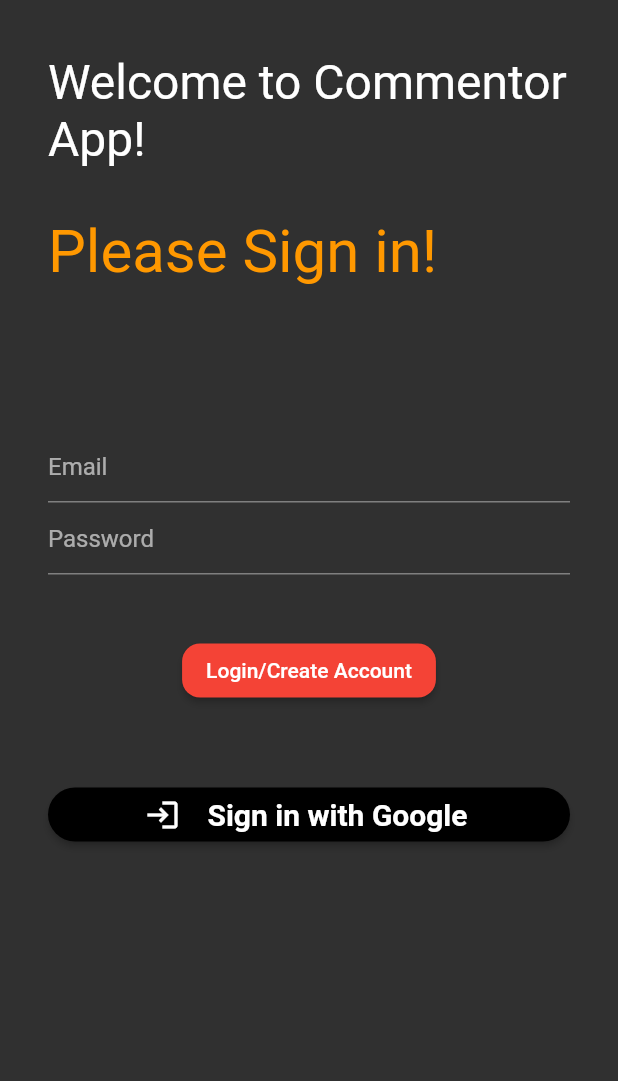
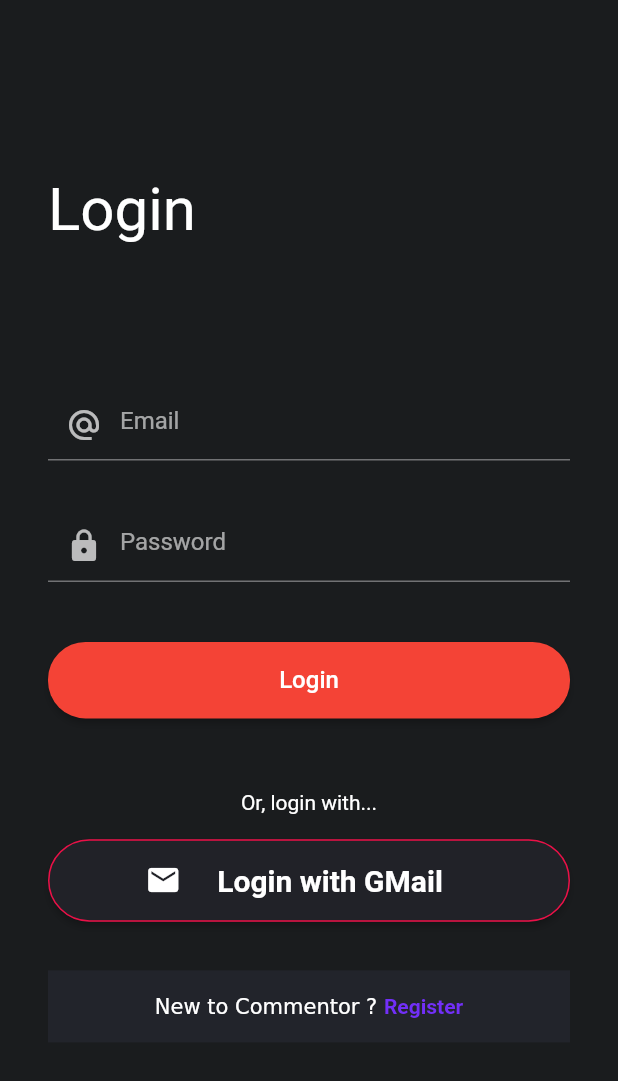
Before and after one commit to SatyamKr07/expApp, a Flutter app: the screen it shows after launch, on a phone screen of 412 x 824 dp. Shown: the top 1081 px of the screen. Run offline on Flutter 3.47's test engine with Material 2 defaults, Android fonts, the phone set to English and light mode, and no system bars; our stand-ins replace better_player, cached_network_image, carousel_slider, cloud_firestore, firebase_auth, firebase_core and 14 more; missing offline and left inert: video_compress; accounts and stored records are empty; generated files the repository leaves out were written again.

Commit message:
login_screen done

```diff
--- a/lib/src/central/services/auth_ctrl.dart
+++ b/lib/src/central/services/auth_ctrl.dart
@@ -2,7 +2,7 @@ import 'package:cloud_firestore/cloud_firestore.dart';
 import 'package:commentor/src/controllers/user_controller.dart';
 import 'package:commentor/src/models/user_model.dart';
 import 'package:commentor/src/pages/bottom_bar/my_bottom_bar.dart';
-import 'package:commentor/src/pages/sign_in_screen/sign_in_screen.dart';
+import 'package:commentor/src/pages/sign_in_screen/login_screen.dart';
 import 'package:firebase_auth/firebase_auth.dart';
 import 'package:flutter/foundation.dart';
 import 'package:flutter/material.dart';
@@ -40,7 +40,7 @@ class AuthCtrl extends GetxController {
           messageStr = e.toString();
           update(["authMsgId"]);
         } finally {
-          Get.offAll(() => SignInScreen());
+          Get.offAll(() => LoginScreen());
         }
       } else {
         logger.d("user email is verified. checking user exists in db");
@@ -55,7 +55,7 @@ class AuthCtrl extends GetxController {
       }
     } else {
       logger.d("user is singout");
-      Get.offAll(() => SignInScreen());
+      Get.offAll(() => LoginScreen());
     }
   }
 
--- a/lib/src/pages/profile/components/profile_header.dart
+++ b/lib/src/pages/profile/components/profile_header.dart
@@ -5,7 +5,7 @@ import 'package:commentor/src/central/shared/dimensions.dart';
 import 'package:commentor/src/models/user_model.dart';
 import 'package:commentor/src/pages/edit_profile/edit_profile.dart';
 import 'package:commentor/src/pages/profile/components/follow_widget.dart';
-import 'package:commentor/src/pages/sign_in_screen/sign_in_screen.dart';
+import 'package:commentor/src/pages/sign_in_screen/login_screen.dart';
 import 'package:firebase_auth/firebase_auth.dart';
 import 'package:flutter/material.dart';
 import 'package:font_awesome_flutter/font_awesome_flutter.dart';
@@ -64,7 +64,7 @@ class ProfileHeader extends StatelessWidget {
                     await AuthCtrl.signOut(context: context);
                     userController.appUser = UserModel(
                         followersList: [], followingList: [], storiesList: []);
-                    Get.offAll(() => SignInScreen());
+                    Get.offAll(() => LoginScreen());
                   },
                   icon: Icon(
                     Icons.logout,
--- a/lib/src/pages/sign_in_screen/google_signin_btn.dart
+++ b/lib/src/pages/sign_in_screen/google_signin_btn.dart
@@ -1,4 +1,5 @@
 import 'package:commentor/src/central/services/auth_ctrl.dart';
+import 'package:commentor/src/central/shared/dimensions.dart';
 import 'package:commentor/src/pages/bottom_bar/my_bottom_bar.dart';
 import 'package:commentor/src/pages/home/home.dart';
 import 'package:firebase_auth/firebase_auth.dart';
@@ -26,14 +27,22 @@ class _GoogleSignInButtonState extends State<GoogleSignInButton> {
                 valueColor: AlwaysStoppedAnimation<Color>(Colors.blue),
               ),
             )
-          : ElevatedButton.icon(
-              icon: Icon(Icons.login),
-              style: ButtonStyle(
-                backgroundColor: MaterialStateProperty.all(Colors.black),
-                shape: MaterialStateProperty.all(
-                  RoundedRectangleBorder(
-                    borderRadius: BorderRadius.circular(40),
+          : Column(
+              children: [
+                Text("Or, login with..."),
+                vSizedBox2,
+                SizedBox(
+                  width: Get.width,
+                  child: ElevatedButton.icon(
+                    icon: Icon(
+                      Icons.email,
                     ),
+                    style: ElevatedButton.styleFrom(
+                      primary: Color(0xff212228),
+                      onPrimary: Colors.white,
+                      shape: RoundedRectangleBorder(
+                        borderRadius: BorderRadius.circular(32.0),
+                        side: BorderSide(color: Color(0xffEB1047)),
                       ),
                     ),
                     onPressed: () async {
@@ -41,14 +50,16 @@ class _GoogleSignInButtonState extends State<GoogleSignInButton> {
                         _isSigningIn = true;
                       });
 
-                User? user = await AuthCtrl.signInWithGoogle(context: context);
+                      User? user =
+                          await AuthCtrl.signInWithGoogle(context: context);
 
                       setState(() {
                         _isSigningIn = false;
                       });
 
                       if (user != null) {
-                  if (await authentication.checkUserExistsInDb() == false) {
+                        if (await authentication.checkUserExistsInDb() ==
+                            false) {
                           await authentication.createUserDb();
                         }
                         // Navigator.of(context).pushReplacement(
@@ -58,9 +69,9 @@ class _GoogleSignInButtonState extends State<GoogleSignInButton> {
                       }
                     },
                     label: const Padding(
-                padding: EdgeInsets.only(left: 10),
+                      padding: EdgeInsets.all(16),
                       child: Text(
-                  'Sign in with Google',
+                        'Login with GMail',
                         style: TextStyle(
                           fontSize: 20,
                           color: Colors.white,
@@ -69,6 +80,9 @@ class _GoogleSignInButtonState extends State<GoogleSignInButton> {
                       ),
                     ),
                   ),
+                ),
+              ],
+            ),
     );
   }
 }
--- a/lib/src/pages/sign_in_screen/sign_in_screen.dart
+++ b/lib/src/pages/sign_in_screen/login_screen.dart
@@ -1,21 +1,22 @@
 import 'package:commentor/src/central/services/auth_ctrl.dart';
+import 'package:commentor/src/central/shared/dimensions.dart';
 import 'package:flutter/material.dart';
 import 'package:get/get.dart';
 
 import 'google_signin_btn.dart';
 
-class SignInScreen extends StatefulWidget {
+class LoginScreen extends StatefulWidget {
   @override
-  _SignInScreenState createState() => _SignInScreenState();
+  _LoginScreenState createState() => _LoginScreenState();
 }
 
-class _SignInScreenState extends State<SignInScreen> {
+class _LoginScreenState extends State<LoginScreen> {
   final authCtrl = Get.find<AuthCtrl>();
 
   @override
   Widget build(BuildContext context) {
     return Scaffold(
-      // backgroundColor: Colors.white,
+      backgroundColor: Color(0xff1A1C1E),
       body: SafeArea(
         child: Padding(
           padding: const EdgeInsets.only(
@@ -30,25 +31,13 @@ class _SignInScreenState extends State<SignInScreen> {
                 crossAxisAlignment: CrossAxisAlignment.start,
                 mainAxisAlignment: MainAxisAlignment.center,
                 children: const [
-                  SizedBox(height: 20),
-                  Padding(
-                    padding: EdgeInsets.all(16.0),
-                    child: Center(
-                      child: Text(
-                        'Welcome to Commentor App!',
-                        style: TextStyle(
-                          // color: Colors.black,
-                          fontSize: 32,
-                        ),
-                      ),
-                    ),
-                  ),
+                  SizedBox(height: 100),
                   Padding(
                     padding: EdgeInsets.all(16.0),
                     child: Text(
-                      'Please Sign in!',
+                      'Login',
                       style: TextStyle(
-                        color: Colors.orange,
+                        color: Colors.white,
                         fontSize: 40,
                       ),
                     ),
@@ -59,7 +48,36 @@ class _SignInScreenState extends State<SignInScreen> {
               emailPasswordTextField(),
               const SizedBox(height: 32),
 
-              GoogleSignInButton()
+              GoogleSignInButton(),
+              vSizedBox2,
+              Padding(
+                padding: const EdgeInsets.all(16.0),
+                child: Container(
+                  width: Get.width,
+                  decoration: BoxDecoration(
+                    color: Color(0xff22242B),
+                  ),
+                  child: Center(
+                    child: Padding(
+                      padding: const EdgeInsets.all(16.0),
+                      child: RichText(
+                        text: TextSpan(
+                          text: 'New to Commentor ? ',
+                          // style: DefaultTextStyle.of(context).style,
+                          children: const <TextSpan>[
+                            TextSpan(
+                                text: 'Register',
+                                style: TextStyle(
+                                  fontWeight: FontWeight.bold,
+                                  color: Color(0xff722FF8),
+                                )),
+                          ],
+                        ),
+                      ),
+                    ),
+                  ),
+                ),
+              )
               // FutureBuilder(
               //   future: Authentication.initializeFirebase(context: context),
               //   builder: (context, snapshot) {
@@ -90,15 +108,22 @@ class _SignInScreenState extends State<SignInScreen> {
       child: Column(
         children: [
           TextField(
-            decoration: const InputDecoration(hintText: 'Email'),
+            decoration: const InputDecoration(
+              prefixIcon: Icon(Icons.alternate_email_sharp),
+              hintText: 'Email',
+            ),
             onChanged: (val) {
               email = val;
             },
           ),
+          vSizedBox3,
           TextField(
             obscuringCharacter: "*",
             obscureText: true,
-            decoration: const InputDecoration(hintText: 'Password'),
+            decoration: const InputDecoration(
+              prefixIcon: Icon(Icons.lock),
+              hintText: 'Password',
+            ),
             onChanged: (val) {
               password = val;
             },
@@ -112,11 +137,17 @@ class _SignInScreenState extends State<SignInScreen> {
                 return _.isSigningIn
                     ? Center(
                         child: CircularProgressIndicator(color: Colors.blue))
-                    : ElevatedButton(
-                        child: const Text("Login/Create Account"),
+                    : SizedBox(
+                        width: Get.width,
+                        child: ElevatedButton(
+                            child: Padding(
+                              padding: const EdgeInsets.all(16.0),
+                              child: const Text("Login",
+                                  style: TextStyle(fontSize: 16)),
+                            ),
                             style: ElevatedButton.styleFrom(
                               shape: RoundedRectangleBorder(
-                            borderRadius: BorderRadius.circular(12),
+                                borderRadius: BorderRadius.circular(25),
                               ),
                               primary: Colors.red,
                             ),
@@ -124,8 +155,9 @@ class _SignInScreenState extends State<SignInScreen> {
                               // Authentication authentication = Authentication();
 
                               authCtrl.singInUsingEmail(email, password);
-                        });
-              })
+                            }),
+                      );
+              }),
         ],
       ),
     );
```
Lines whose indentation alone changed are shown as unchanged.
